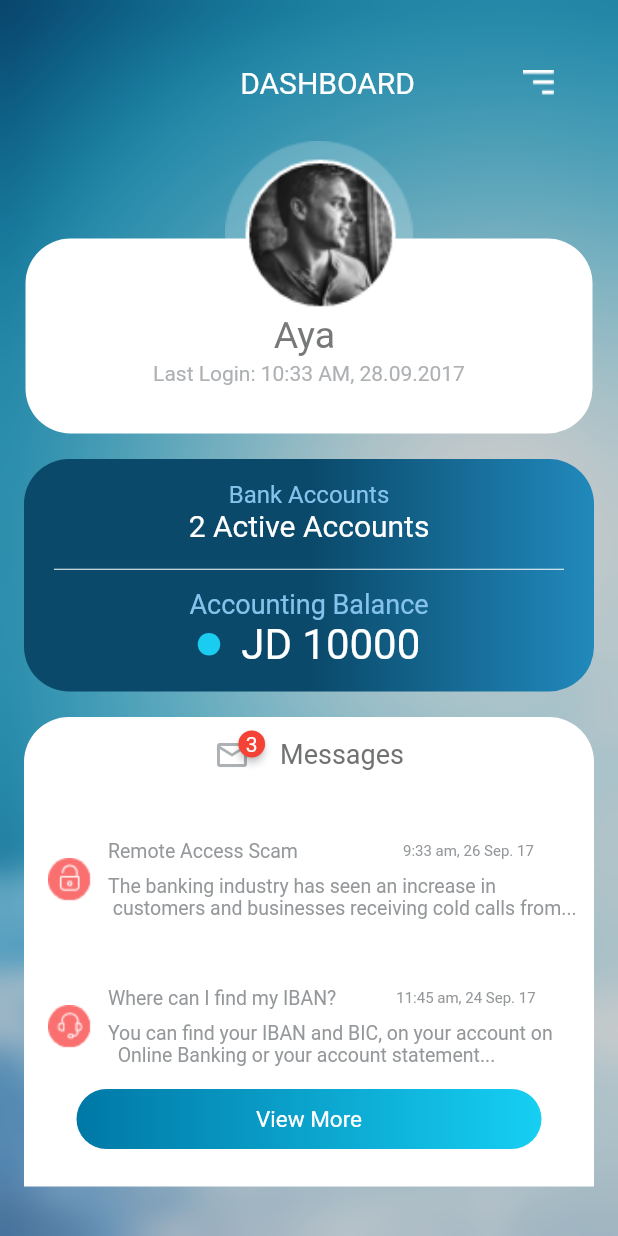
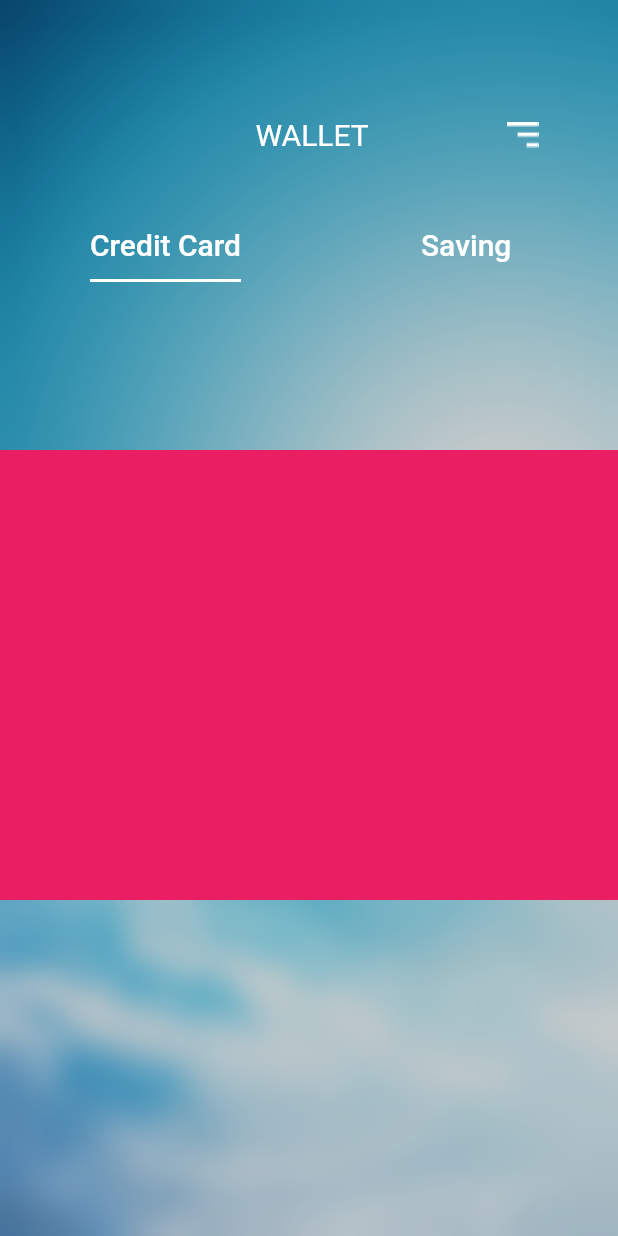
Before and after one commit to aya-hasoneh/bank-system, a Flutter app: the HomePage screen opened directly, after a tap on "View More", on a phone screen of 412 x 824 dp. Run offline on Flutter 3.47's test engine with Material 2 defaults, Android fonts, the light colour scheme and no system bars; drawn by our look-alikes of badges; missing offline and left inert: flutter_custom_tab_bar.

Commit message:
tab bar in wallet screen

```diff
--- a/lib/screens/models/mymodels.dart
+++ b/lib/models/mymodels.dart
@@ -5,3 +5,7 @@ class UserInformation {
 
   UserInformation({required this.name,required this.balance});
 }
+class TabBarINWalletScreen {
+  String name;
+  TabBarINWalletScreen ({required this.name});
+}
--- a/lib/screens/home/home_screen.dart
+++ b/lib/screens/home/home_screen.dart
@@ -1,12 +1,14 @@
 import 'package:badges/badges.dart';
-import 'package:bank_of_america/screens/models/mymodels.dart';
-import 'package:bank_of_america/screens/utils/singelton.dart';
+
+
 
 import 'package:flutter/material.dart';
 
 import '../../shared_widget/appbar.dart';
 import '../../shared_widget/background.dart';
 import '../../shared_widget/button_all_page.dart';
+import '../../utils/singelton.dart';
+import '../wallet/wallet_screen.dart';
 
 class HomePage extends StatefulWidget {
   @override
@@ -263,7 +265,10 @@ class _HomePageState extends State<HomePage> {
                           Color(0xff0078A6),
                           Color(0xff16CFF3)
                         ],
-                        onTap: () {}),
+                        onTap: () { Navigator.push(
+    context,
+    MaterialPageRoute(builder: (context) =>  WalletPage()),
+  );}),
                   ],
                 ),
               ),
--- a/lib/screens/login/login_screen.dart
+++ b/lib/screens/login/login_screen.dart
@@ -4,7 +4,7 @@ import '../../shared_widget/background.dart';
 import '../../shared_widget/button.dart';
 import '../home/home_screen.dart';
 import 'login_bloc.dart';
-import 'widget/card.dart';
+
 
 class LoginPage extends StatefulWidget {
   @override
--- a/lib/screens/login/widget/card.dart
+++ /dev/null
@@ -1 +0,0 @@
-import 'package:flutter/material.dart';
--- a/lib/screens/utils/singelton.dart
+++ /dev/null
@@ -1,12 +0,0 @@
-import 'package:flutter/material.dart';
-
-import '../models/mymodels.dart';
-class Singelton {
-
-   static final  Singelton prefrence = Singelton();
-
- UserInformation info =UserInformation(name: "Aya ",balance: "10000");
-
-
-
-}
--- /dev/null
+++ b/lib/screens/wallet/wallet_screen.dart
@@ -0,0 +1,83 @@
+import 'dart:math';
+
+import 'package:bank_of_america/shared_widget/appbar.dart';
+import 'package:bank_of_america/shared_widget/background.dart';
+import 'package:bank_of_america/utils/singelton.dart';
+import 'package:flutter/material.dart';
+import 'package:flutter_custom_tab_bar/library.dart';
+
+class WalletPage extends StatefulWidget {
+  const WalletPage({Key? key}) : super(key: key);
+
+  @override
+  State<WalletPage> createState() => _WalletPageState();
+}
+
+class _WalletPageState extends State<WalletPage>
+    with SingleTickerProviderStateMixin {
+  late TabController tabController;
+  @override
+  void initState() {
+    tabController = TabController(length: 2, vsync: this);
+    super.initState();
+  }
+
+  @override
+  void dispose() {
+    tabController.dispose();
+    super.dispose();
+  }
+
+  @override
+  Widget build(BuildContext context) {
+    return Scaffold(
+      body: Stack(
+        children: [
+          BackgroundImage(),
+          Padding(
+            padding: const EdgeInsets.only(top: 35),
+            child: AppBarForAllPage(titleAppBar: "WALLET"),
+          ),
+          Padding(
+            padding: const EdgeInsets.only(top: 140),
+            child: Container(
+              child: TabBar(
+                  labelColor: Colors.white,
+                  indicatorSize: TabBarIndicatorSize.label,
+                  indicatorColor: Colors.white,
+                  labelStyle: TextStyle(fontSize: 20),
+                  labelPadding: const EdgeInsets.only(
+                    left: 60,
+                    right: 60,
+                  ),
+                  isScrollable: true,
+                  unselectedLabelColor: Colors.white,
+                  controller: tabController,
+                  tabs: const [
+                    Tab(
+                      text: "Credit Card",
+                    ),
+                    Tab(
+                      text: "Saving",
+                    ),
+                  ]),
+            ),
+          ),
+          Padding(
+            padding: const EdgeInsets.only(top: 300),
+            child: Container(
+              height: 300,
+              width: double.maxFinite,
+              child: TabBarView(controller: tabController, children:  [
+
+                Container(height: 100,width: 100,color: Colors.pink,),
+                 Container(height: 100,width: 100,color: Colors.purple,),
+
+              ]),
+            ),
+          ),
+        ],
+      ),
+    );
+  }
+}
--- /dev/null
+++ b/lib/utils/singelton.dart
@@ -0,0 +1,17 @@
+import 'package:flutter/material.dart';
+
+import '../models/mymodels.dart';
+
+class Singelton {
+  static final Singelton prefrence = Singelton();
+
+  UserInformation info = UserInformation(name: "Aya ", balance: "10000");
+
+ List <TabBarINWalletScreen> tab =[
+   TabBarINWalletScreen(name: "CREDIT CARD"),
+   TabBarINWalletScreen(name: "SAVING"),
+
+ ];
+
+
+}
--- a/pubspec.yaml
+++ b/pubspec.yaml
@@ -38,6 +38,8 @@ dependencies:
   page_transition: ^2.0.5
   smooth_page_indicator: ^1.0.0+2
   stacked_page_view: ^1.1.2
+  flutter_custom_tab_bar: ^1.1.9
+
 
 dev_dependencies:
   flutter_test:
```
Also changed, not shown: lib/screens/wallet/wallet_creditcard.dart (added), lib/screens/wallet/wallet_saving.dart (added), pubspec.lock.
